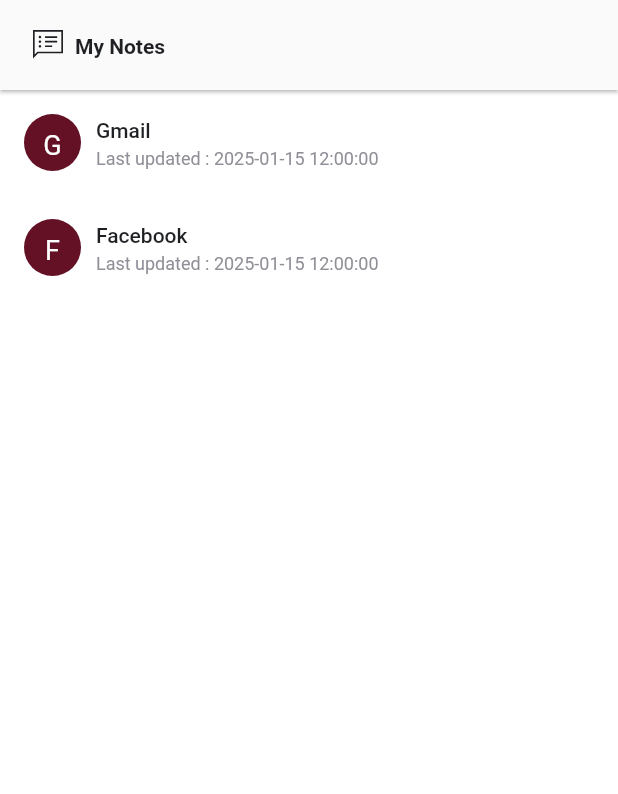
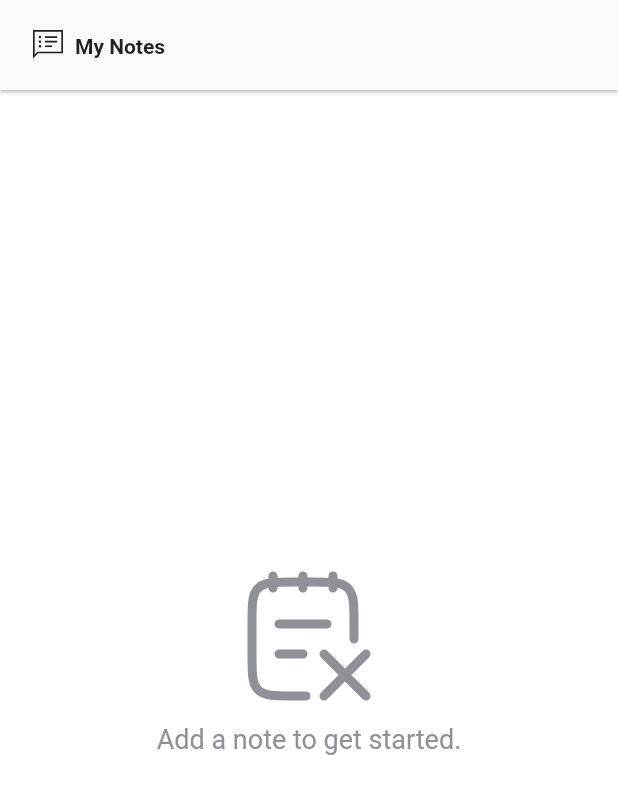
Before and after one commit to sanjeevnode/nort, a Flutter app: the NoteListPage screen opened directly, on a phone screen of 412 x 824 dp. Shown: the top 794 px of the screen. Run offline on Flutter 3.47's test engine with Material 3 defaults, Android fonts, the phone set to English and light mode, and no system bars; our stand-ins replace bloc, equatable, flutter_bloc, flutter_native_splash, flutter_svg, shared_preferences and 1 more; missing offline and left inert: cryptography; accounts and stored records are empty; Roboto replaces fonts that are missing (Montserrat).

Commit message:
Add empty state icon and implement note retrieval in AppCubit

```diff
--- a/lib/data/local/database.dart
+++ b/lib/data/local/database.dart
@@ -19,7 +19,7 @@
   Future<Database> _initDatabase() async {
     final dbPath = await getDatabasesPath();
     final path = join(dbPath, 'nort.db');
-    await _deleteDB(path);
+    // await _deleteDB(path);
     log('Database path : $path');
 
     return openDatabase(
--- a/lib/domain/cubit/app_state.dart
+++ b/lib/domain/cubit/app_state.dart
@@ -10,6 +10,7 @@
     this.navType = NavType.home,
     this.navAction,
     this.showLoadingOverlay = false,
+    this.notes = const [],
   });
 
   final User? user;
@@ -22,6 +23,7 @@
   final Widget? navAction;
 
   final bool showLoadingOverlay;
+  final List<Note> notes;
 
   AppState copyWith({
     User? user,
@@ -32,6 +34,7 @@
     NavType? navType,
     Widget? navAction,
     bool? showLoadingOverlay,
+    List<Note>? notes,
   }) {
     return AppState(
       user: user ?? this.user,
@@ -42,6 +45,7 @@
       navType: navType ?? this.navType,
       navAction: navAction ?? this.navAction,
       showLoadingOverlay: showLoadingOverlay ?? this.showLoadingOverlay,
+      notes: notes ?? this.notes,
     );
   }
 
@@ -55,6 +59,7 @@
         navType,
         navAction,
         showLoadingOverlay,
+        notes,
       ];
 
   @override
--- a/lib/domain/repository/note_repository.dart
+++ b/lib/domain/repository/note_repository.dart
@@ -6,7 +6,7 @@
   /// Adds a new note.
   ///
   /// Returns a tuple containing an [AppException] if an error occurs, and the ID of the added note if successful.
-  Future<(AppException?, int?)> addNote(Note note, int userId, String pin);
+  Future<(AppException?, int?)> addNote(Note note, String pin);
 
   /// Updates an existing note.
   ///
@@ -35,5 +35,5 @@
   ///
   /// Takes an integer [id] as a parameter.
   /// Returns a tuple containing an [AppException] if an error occurs, and the decrypted [Note] object if successful.
-  Future<(AppException?, Note?)> dcryptNote(int id);
+  Future<(AppException?, Note?)> dcryptNote(int id, String pin);
 }
--- a/lib/ui/view/home/note_list_page.dart
+++ b/lib/ui/view/home/note_list_page.dart
@@ -4,6 +4,7 @@
 import 'package:flutter_bloc/flutter_bloc.dart';
 import 'package:flutter_svg/flutter_svg.dart';
 import 'package:nort/core/core.dart';
+import 'package:nort/data/data.dart';
 import 'package:nort/domain/domain.dart';
 import 'package:nort/ui/ui.dart';
 
@@ -15,7 +16,7 @@
 }
 
 class _NoteListPageState extends State<NoteListPage> {
-  Future<void> _showBottomSheet() async {
+  Future<void> _onNoteTap(Note note) async {
     final pass =
         await Navigator.pushNamed(context, AppRouteNames.enterPassword);
     log('password: get $pass');
@@ -23,6 +24,9 @@
 
   @override
   Widget build(BuildContext context) {
+    final sc = MediaQuery.of(context).size;
+    return BlocBuilder<AppCubit, AppState>(
+      builder: (context, state) {
         return Scaffold(
           backgroundColor: AppColors.light100,
           appBar: CustomAppBar(
@@ -37,28 +41,29 @@
               ),
             ),
           ),
-      body: ListView(
+          body: SizedBox(
+            height: sc.height,
+            width: sc.width,
+            child: state.notes.isEmpty
+                ? _emptyScreen()
+                : Column(
                     children: [
+                      for (var note in state.notes.reversed)
                         NoteItem(
-            title: 'Gmail',
-            lastUpdated: '2025-01-15 12:00:00',
-            onTap: _showBottomSheet,
-          ),
-          const NoteItem(
-            title: 'Facebook',
-            lastUpdated: '2025-01-15 12:00:00',
-          ),
+                          title: note.title,
+                          lastUpdated: note.updatedAt.toString(),
+                          onTap: () => _onNoteTap(note),
+                        )
                     ],
                   ),
+          ),
+        );
+      },
     );
   }
 
   Widget _emptyScreen() {
-    return Container(
-      color: AppColors.dark100.withOpacity(.1),
-      padding: const EdgeInsets.all(20),
-      child: Center(
-        child: SingleChildScrollView(
+    return Center(
       child: Column(
         mainAxisAlignment: MainAxisAlignment.center,
         children: [
@@ -66,8 +71,14 @@
             onTap: () {
               context.read<AppCubit>().setNav(NavType.addNotes);
             },
-                child: Image.asset(
-                  'assets/images/empty.png',
+            child: SvgPicture.asset(
+              'assets/icons/empty.svg',
+              width: 88,
+              height: 88,
+              colorFilter: const ColorFilter.mode(
+                AppColors.dark100,
+                BlendMode.srcIn,
+              ),
             ),
           ),
           const SizedBox(height: 10),
@@ -80,8 +91,6 @@
           ),
         ],
       ),
-        ),
-      ),
     );
   }
 }
```
Also changed, not shown: lib/data/repository/note_repository_impl.dart (+29 -8 lines), lib/domain/cubit/app_cubit.dart (+23 -1 lines), assets/icons/empty.svg (added). Lines whose indentation alone changed are shown as unchanged.
